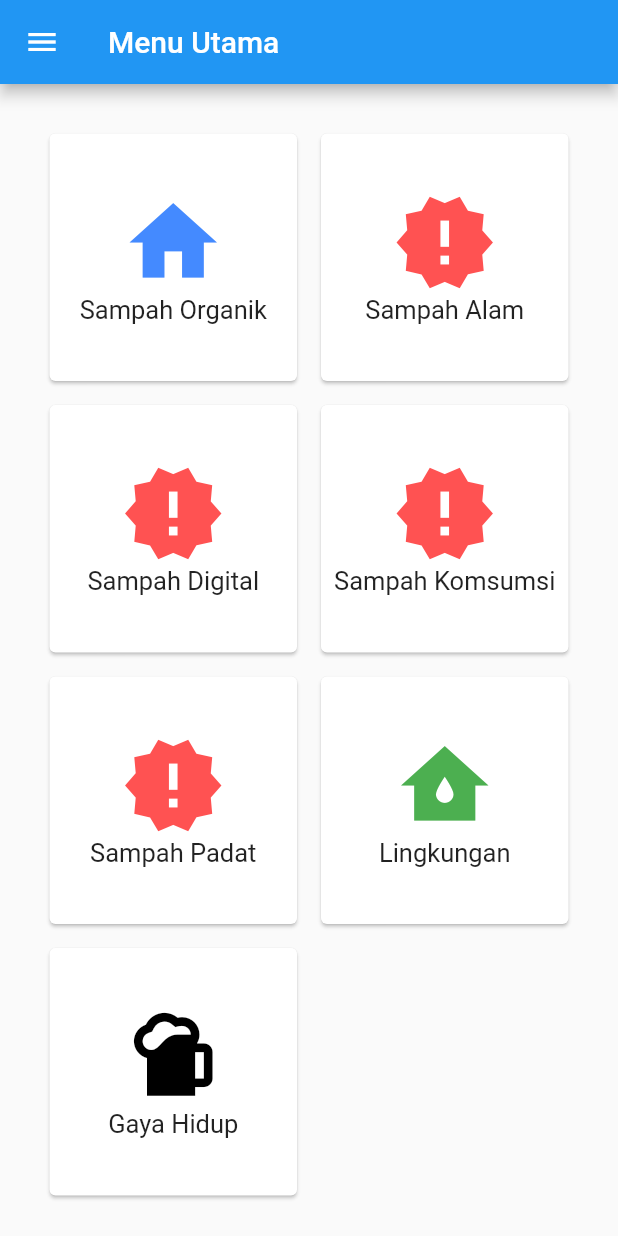
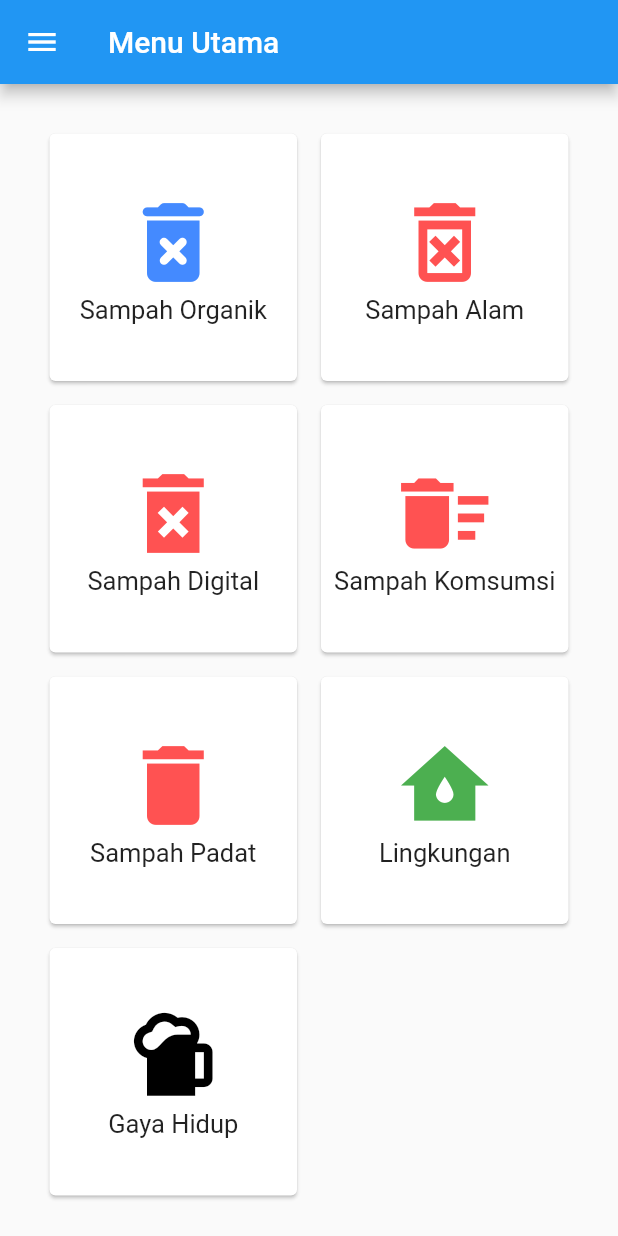
Before and after one commit to dwiponcosuripto4/mbakmu2, a Flutter app: the Menu_Utama screen opened directly, on a phone screen of 412 x 824 dp. Run offline on Flutter 3.47's test engine with Material 2 defaults, Android fonts, the phone set to English and light mode, and no system bars; our stand-ins replace firebase_auth, get; accounts and stored records are empty.

Commit message:
add icons macam2 sampah

```diff
--- a/lib/menu_utama.dart
+++ b/lib/menu_utama.dart
@@ -27,7 +27,7 @@ class Menu_Utama extends StatelessWidget {
                   mainAxisSize: MainAxisSize.min,
                   children: const <Widget>[
                     Icon(
-                      Icons.home,
+                      Icons.delete_forever_rounded,
                       size: 70,
                       color: Colors.blueAccent,
                     ),
@@ -52,7 +52,7 @@ class Menu_Utama extends StatelessWidget {
                   mainAxisSize: MainAxisSize.min,
                   children: const <Widget>[
                     Icon(
-                      Icons.new_releases,
+                      Icons.delete_forever_outlined,
                       size: 70,
                       color: Colors.redAccent,
                     ),
@@ -77,7 +77,7 @@ class Menu_Utama extends StatelessWidget {
                   mainAxisSize: MainAxisSize.min,
                   children: const <Widget>[
                     Icon(
-                      Icons.new_releases,
+                      Icons.delete_forever_sharp,
                       size: 70,
                       color: Colors.redAccent,
                     ),
@@ -102,7 +102,7 @@ class Menu_Utama extends StatelessWidget {
                   mainAxisSize: MainAxisSize.min,
                   children: const <Widget>[
                     Icon(
-                      Icons.new_releases,
+                      Icons.delete_sweep,
                       size: 70,
                       color: Colors.redAccent,
                     ),
@@ -127,7 +127,7 @@ class Menu_Utama extends StatelessWidget {
                   mainAxisSize: MainAxisSize.min,
                   children: const <Widget>[
                     Icon(
-                      Icons.new_releases,
+                      Icons.delete,
                       size: 70,
                       color: Colors.redAccent,
                     ),
```
